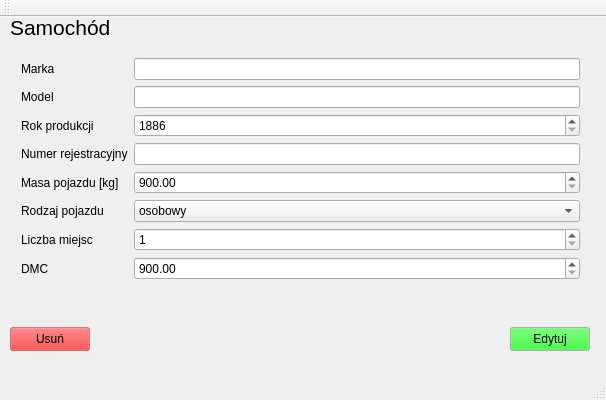
Qt form CarView.ui (bwalczyk1/CarFleet) before a commit.
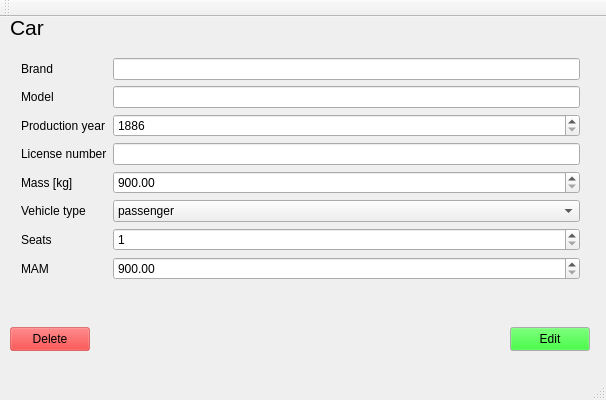
The same form after that commit.

Commit message: ui english translate

```diff
--- a/CarView.ui
+++ b/CarView.ui
@@ -29,7 +29,7 @@
      </font>
     </property>
     <property name="text">
-     <string>Samochód</string>
+     <string>Car</string>
     </property>
    </widget>
    <widget class="QWidget" name="formLayoutWidget">
@@ -51,7 +51,7 @@
         </size>
        </property>
        <property name="text">
-        <string>Marka</string>
+        <string>Brand</string>
        </property>
       </widget>
      </item>
@@ -71,7 +71,7 @@
      <item row="2" column="0">
       <widget class="QLabel" name="yearLabel">
        <property name="text">
-        <string>Rok produkcji</string>
+        <string>Production year</string>
        </property>
       </widget>
      </item>
@@ -88,7 +88,7 @@
      <item row="3" column="0">
       <widget class="QLabel" name="licenceNumberLabel">
        <property name="text">
-        <string>Numer rejestracyjny</string>
+        <string>License number</string>
        </property>
       </widget>
      </item>
@@ -98,7 +98,7 @@
      <item row="4" column="0">
       <widget class="QLabel" name="massLabel">
        <property name="text">
-        <string>Masa pojazdu [kg]</string>
+        <string>Mass [kg]</string>
        </property>
       </widget>
      </item>
@@ -115,7 +115,7 @@
      <item row="5" column="0">
       <widget class="QLabel" name="typeLabel">
        <property name="text">
-        <string>Rodzaj pojazdu</string>
+        <string>Vehicle type</string>
        </property>
       </widget>
      </item>
@@ -123,7 +123,7 @@
       <widget class="QComboBox" name="typeComboBox">
        <item>
         <property name="text">
-         <string>osobowy</string>
+         <string>passenger</string>
         </property>
        </item>
        <item>
@@ -136,7 +136,7 @@
      <item row="6" column="0">
       <widget class="QLabel" name="seatsLabel">
        <property name="text">
-        <string>Liczba miejsc</string>
+        <string>Seats</string>
        </property>
       </widget>
      </item>
@@ -153,7 +153,7 @@
      <item row="7" column="0">
       <widget class="QLabel" name="maxMassLabel">
        <property name="text">
-        <string>DMC</string>
+        <string>MAM</string>
        </property>
       </widget>
      </item>
@@ -648,7 +648,7 @@
      </palette>
     </property>
     <property name="text">
-     <string>Usuń</string>
+     <string>Delete</string>
     </property>
    </widget>
    <widget class="QPushButton" name="editButton">
@@ -698,7 +698,7 @@
      </palette>
     </property>
     <property name="text">
-     <string>Edytuj</string>
+     <string>Edit</string>
     </property>
    </widget>
   </widget>
```
Left out of the diff: 2 changed lines with no effect on the pictures. The commit also changes 2 other files.
